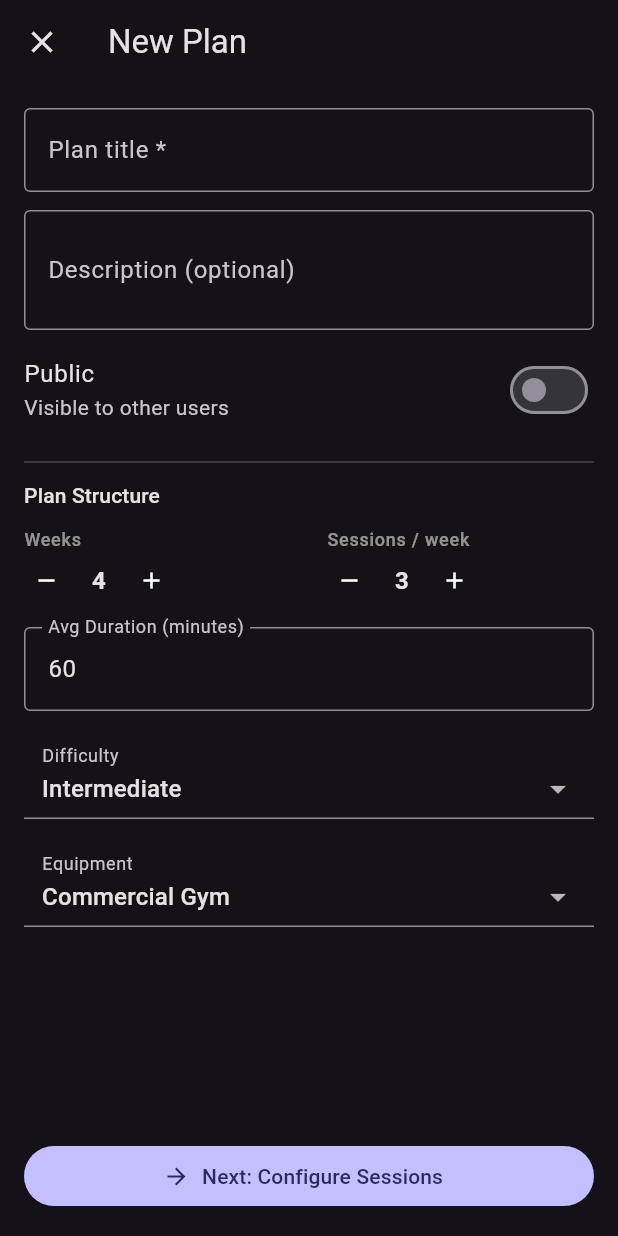
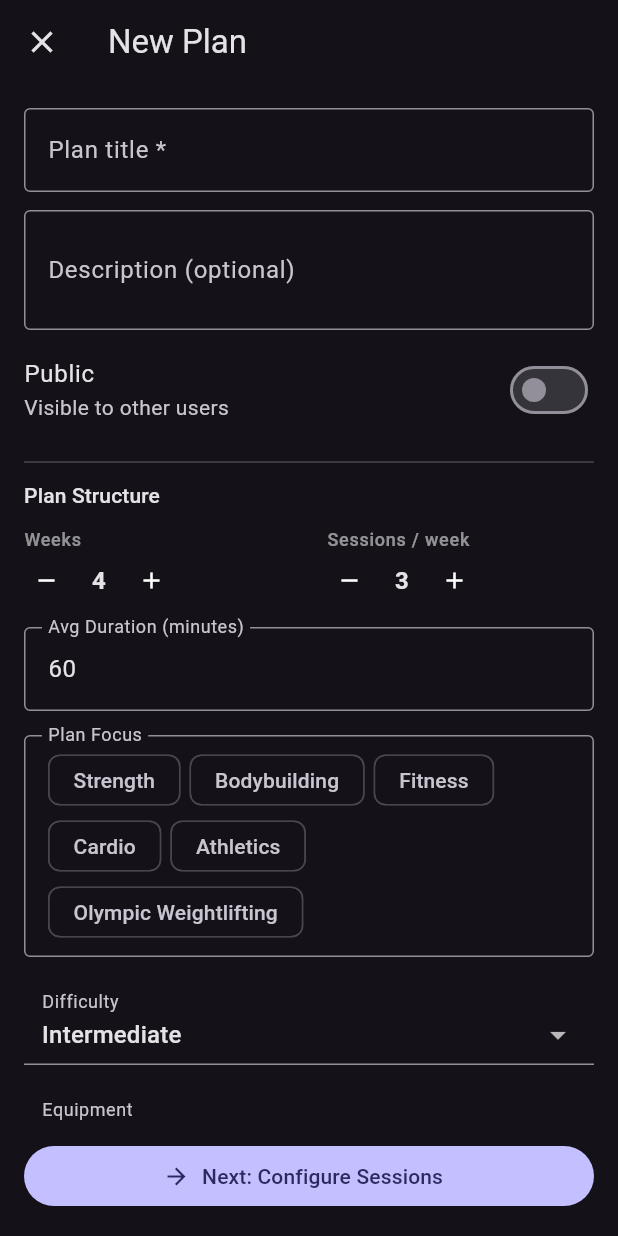
Before and after one commit to kray67/gym-team-app, a Flutter app: the PlansListScreen screen opened by its route, after a tap on "New Plan", on a phone screen of 412 x 824 dp. Run offline on Flutter 3.47's test engine with Material 3 defaults, Android fonts, the phone set to English and light mode, and no system bars; our stand-ins replace flutter_riverpod, freezed_annotation, go_router, riverpod_annotation, share_plus, supabase_flutter; accounts and stored records are empty; generated files the repository leaves out were written again; network calls fail.

Commit message:
feat: add Plan Focus multi-select chips to plan editor
- Add focus text[] column support to WorkoutPlan model and PlanEditorState
- Add setFocus() setter in PlanEditorNotifier; persist to DB in savePlan()
- Plan editor shows FilterChip list (Strength, Bodybuilding, Fitness, Cardio, Athletics, Olympic Weightlifting) before Difficulty dropdown

Co-Authored-By: Claude Sonnet 4.6 <noreply@anthropic.com>

```diff
--- a/lib/features/plans/models/plan_editor_state.dart
+++ b/lib/features/plans/models/plan_editor_state.dart
@@ -46,6 +46,7 @@ abstract class PlanEditorState with _$PlanEditorState {
     @Default(60) int avgDurationMins,
     @Default('intermediate') String difficulty,
     @Default('commercial_gym') String equipment,
+    @Default([]) List<String> focus,
     @Default([]) List<PlanEditorExercise> exercises,
     @Default(false) bool isCopy,
   }) = _PlanEditorState;
--- a/lib/features/plans/models/workout_plan.dart
+++ b/lib/features/plans/models/workout_plan.dart
@@ -31,6 +31,7 @@ abstract class WorkoutPlan with _$WorkoutPlan {
     @JsonKey(name: 'avg_duration_mins') int? avgDurationMins,
     String? difficulty,
     String? equipment,
+    @JsonKey(name: 'focus') @Default([]) List<String> focus,
     @JsonKey(name: 'plan_exercises') @Default([]) List<PlanExercise> exercises,
     @JsonKey(name: 'profiles') WorkoutPlanOwner? owner,
     @JsonKey(name: 'created_at') DateTime? createdAt,
--- a/lib/features/plans/providers/plan_editor_provider.dart
+++ b/lib/features/plans/providers/plan_editor_provider.dart
@@ -31,6 +31,7 @@ class PlanEditorNotifier extends _$PlanEditorNotifier {
       avgDurationMins: plan.avgDurationMins ?? 60,
       difficulty: plan.difficulty ?? 'intermediate',
       equipment: plan.equipment ?? 'commercial_gym',
+      focus: plan.focus,
       exercises: sortedExercises
           .map((pe) {
             final sortedSets = pe.sets.toList()
@@ -72,6 +73,7 @@ class PlanEditorNotifier extends _$PlanEditorNotifier {
   void setAvgDurationMins(int v) => state = state?.copyWith(avgDurationMins: v);
   void setDifficulty(String v) => state = state?.copyWith(difficulty: v);
   void setEquipment(String v) => state = state?.copyWith(equipment: v);
+  void setFocus(List<String> v) => state = state?.copyWith(focus: v);
 
   // ── Session-level operations ──────────────────────────────────────────────
 
@@ -471,6 +473,7 @@ class PlanEditorNotifier extends _$PlanEditorNotifier {
       'avg_duration_mins': s.avgDurationMins,
       'difficulty': s.difficulty,
       'equipment': s.equipment,
+      'focus': s.focus,
     };
 
     if (s.planId == null) {
--- a/lib/features/plans/screens/plan_editor_screen.dart
+++ b/lib/features/plans/screens/plan_editor_screen.dart
@@ -2,6 +2,15 @@ import 'package:flutter/material.dart';
 import 'package:flutter_riverpod/flutter_riverpod.dart';
 import 'package:go_router/go_router.dart';
 import 'package:gym_team/features/plans/providers/plan_editor_provider.dart';
+
+const _focusOptions = [
+  'Strength',
+  'Bodybuilding',
+  'Fitness',
+  'Cardio',
+  'Athletics',
+  'Olympic Weightlifting',
+];
 
 const _difficultyOptions = ['novice', 'intermediate', 'advanced'];
 const _difficultyLabels = ['Novice', 'Intermediate', 'Advanced'];
@@ -189,6 +198,39 @@ class _PlanEditorScreenState extends ConsumerState<PlanEditorScreen> {
             const SizedBox(height: 16),
             InputDecorator(
               decoration: const InputDecoration(
+                labelText: 'Plan Focus',
+                isDense: true,
+                contentPadding:
+                    EdgeInsets.symmetric(horizontal: 12, vertical: 10),
+                border: OutlineInputBorder(),
+              ),
+              child: Wrap(
+                spacing: 6,
+                runSpacing: 4,
+                children: _focusOptions.map((option) {
+                  final selected = s.focus.contains(option);
+                  return FilterChip(
+                    label: Text(option),
+                    selected: selected,
+                    visualDensity: VisualDensity.compact,
+                    onSelected: (v) {
+                      final updated = List<String>.from(s.focus);
+                      if (v) {
+                        updated.add(option);
+                      } else {
+                        updated.remove(option);
+                      }
+                      ref
+                          .read(planEditorNotifierProvider.notifier)
+                          .setFocus(updated);
+                    },
+                  );
+                }).toList(),
+              ),
+            ),
+            const SizedBox(height: 16),
+            InputDecorator(
+              decoration: const InputDecoration(
                 labelText: 'Difficulty',
                 isDense: true,
                 contentPadding:
```
Also changed, not shown: lib/features/plans/models/plan_editor_state.freezed.dart, lib/features/plans/models/workout_plan.freezed.dart, lib/features/plans/models/workout_plan.g.dart, 2 other files.
